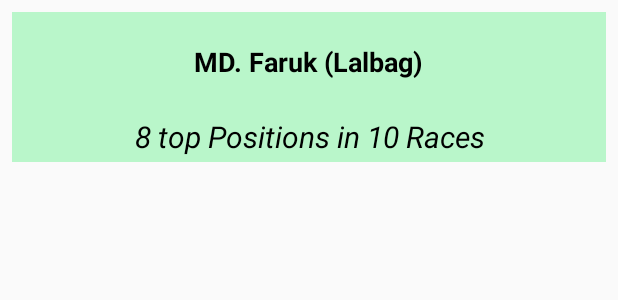
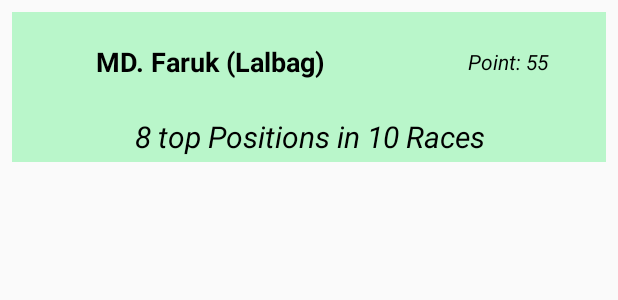
Before and after one commit to ahxagent007/BDRacingPigeonDatabase, an Android app: the layout single_top_fancier_for_list.xml on its own in the app's theme, with its tools: preview values and no code run, on a phone screen of 412 x 824 dp. Shown: the top 300 px of the screen. Run offline under Robolectric (Android 15) with nearby library versions, the phone set to English and light mode, and no system bars; network calls fail.

Commit message:
uploaded v0.1

```diff
--- a/app/src/main/java/com/SecretDevelopersLtd/DeXian/bdracingpigeondatabase/AllPigeons.java
+++ b/app/src/main/java/com/SecretDevelopersLtd/DeXian/bdracingpigeondatabase/AllPigeons.java
@@ -342,7 +342,7 @@ public class AllPigeons extends AppCompatActivity {
 
     }
     private void searchPigeon(String searchText){
-        String searchURL = "http://"+IP+"Pigeons/search.php?s="+searchText;
+        String searchURL = "http://"+IP+"/Pigeons/search.php?s="+searchText;
 
         RequestQueue requestQueue = Volley.newRequestQueue(getApplicationContext());
 
--- a/app/src/main/java/com/SecretDevelopersLtd/DeXian/bdracingpigeondatabase/Developer.java
+++ b/app/src/main/java/com/SecretDevelopersLtd/DeXian/bdracingpigeondatabase/Developer.java
@@ -16,6 +16,7 @@ public class Developer extends AppCompatActivity {
     protected void onCreate(Bundle savedInstanceState) {
         super.onCreate(savedInstanceState);
         setContentView(R.layout.activity_developer);
+
 
         IV_email = findViewById(R.id.IV_email);
         IV_twitter = findViewById(R.id.IV_twitter);
@@ -66,7 +67,7 @@ public class Developer extends AppCompatActivity {
         IV_youtube.setOnClickListener(new View.OnClickListener() {
             @Override
             public void onClick(View view) {
-                Intent browserIntent = new Intent(Intent.ACTION_VIEW, Uri.parse("https://www.youtube.com/DeXian"));
+                Intent browserIntent = new Intent(Intent.ACTION_VIEW, Uri.parse("https://www.youtube.com/channel/UCo4qWAa9lcXbaK0Ut6apZ4w"));
                 startActivity(browserIntent);
             }
         });
--- a/app/src/main/java/com/SecretDevelopersLtd/DeXian/bdracingpigeondatabase/MainActivity.java
+++ b/app/src/main/java/com/SecretDevelopersLtd/DeXian/bdracingpigeondatabase/MainActivity.java
@@ -1,6 +1,7 @@
 package com.SecretDevelopersLtd.DeXian.bdracingpigeondatabase;
 
 import android.content.Intent;
+import android.net.Uri;
 import android.support.v7.app.AppCompatActivity;
 import android.os.Bundle;
 import android.view.View;
@@ -67,6 +68,8 @@ public class MainActivity extends AppCompatActivity {
             @Override
             public void onClick(View v) {
                 //URL to my app
+                Intent browserIntent = new Intent(Intent.ACTION_VIEW, Uri.parse("https://play.google.com/store/apps/details?id=pigeonpedigreepro.dexian.secretdevltd.com.pigeonpedigreepro"));
+                startActivity(browserIntent);
             }
         });
 
--- a/app/src/main/res/layout/single_top_fancier_for_list.xml
+++ b/app/src/main/res/layout/single_top_fancier_for_list.xml
@@ -19,13 +19,25 @@
         <TextView
             android:layout_width="0dp"
             android:layout_height="match_parent"
-            android:layout_weight="1.5"
+            android:layout_weight="2"
             android:text="MD. Faruk (Lalbag)"
             android:textSize="18dp"
             android:gravity="center"
             android:textColor="#000000"
             android:textStyle="bold"
             android:id="@+id/TV_ownerNameTF"/>
+
+        <TextView
+            android:layout_width="0dp"
+            android:layout_height="match_parent"
+            android:layout_weight="1"
+            android:text="Point: 55"
+            android:textSize="14dp"
+            android:gravity="center"
+            android:textColor="#000000"
+            android:textStyle="italic"
+            android:id="@+id/TV_pointTF"/>
+
 
 
 
```
Also changed, not shown: app/src/main/java/com/SecretDevelopersLtd/DeXian/bdracingpigeondatabase/TopFanciers.java (+10 -3 lines), app/src/main/java/com/SecretDevelopersLtd/DeXian/bdracingpigeondatabase/TopPigeons.java (+4 -4 lines).
